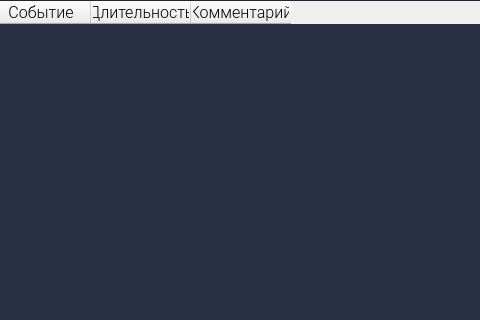
This is design/table.ui in yurii-bel/project_2021 as Qt 5 draws it before an edit; both pictures show x 210 to 690 and y 0 to 320 of the 930 by 905 pixel window. The edited form follows.
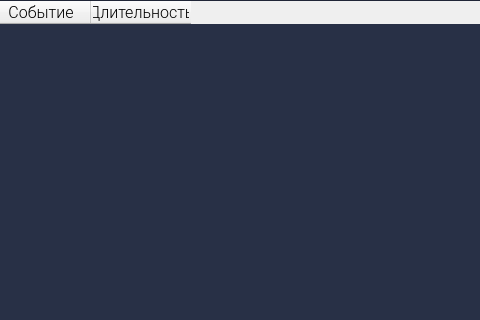
This is the edited form.

Commit message: all db logic has been rewrited. also, updated tableview() method according to new dblogic getting info method.

What changed in the file:
```diff
--- a/design/table.ui
+++ b/design/table.ui
@@ -123,26 +123,6 @@
      </brush>
     </property>
    </column>
-   <column>
-    <property name="text">
-     <string>Комментарий</string>
-    </property>
-    <property name="font">
-     <font>
-      <family>Roboto Light</family>
-      <pointsize>12</pointsize>
-     </font>
-    </property>
-    <property name="foreground">
-     <brush brushstyle="NoBrush">
-      <color alpha="255">
-       <red>0</red>
-       <green>0</green>
-       <blue>0</blue>
-      </color>
-     </brush>
-    </property>
-   </column>
   </widget>
  </widget>
  <resources/>
```
The commit also changes 1 other file.
